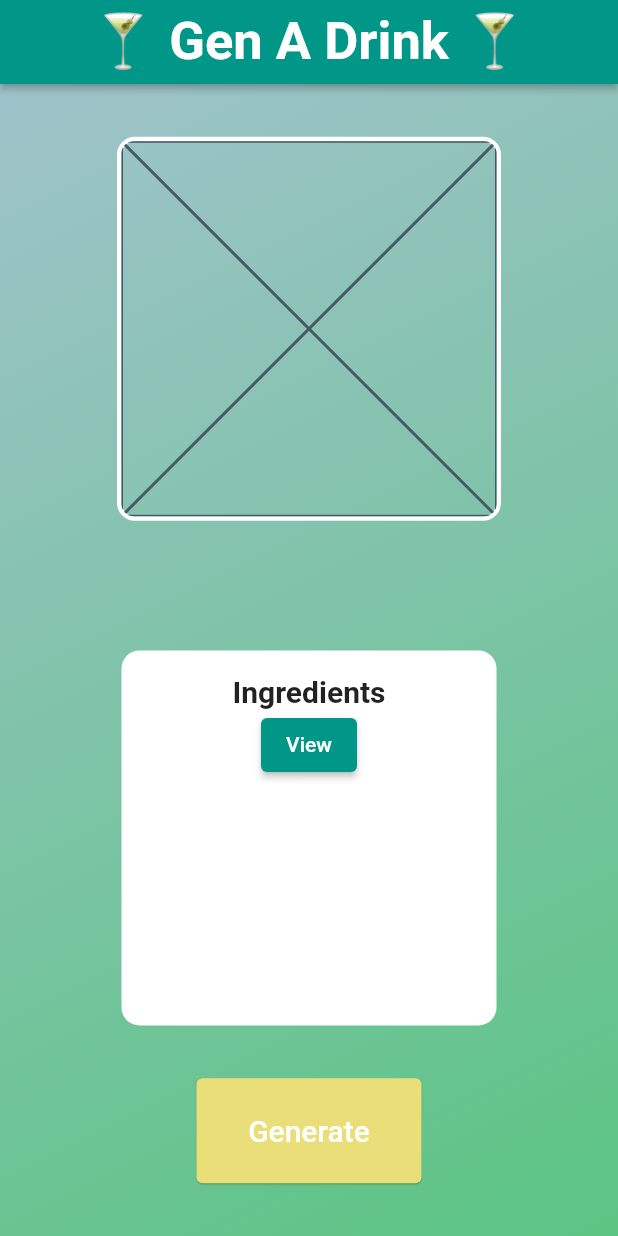
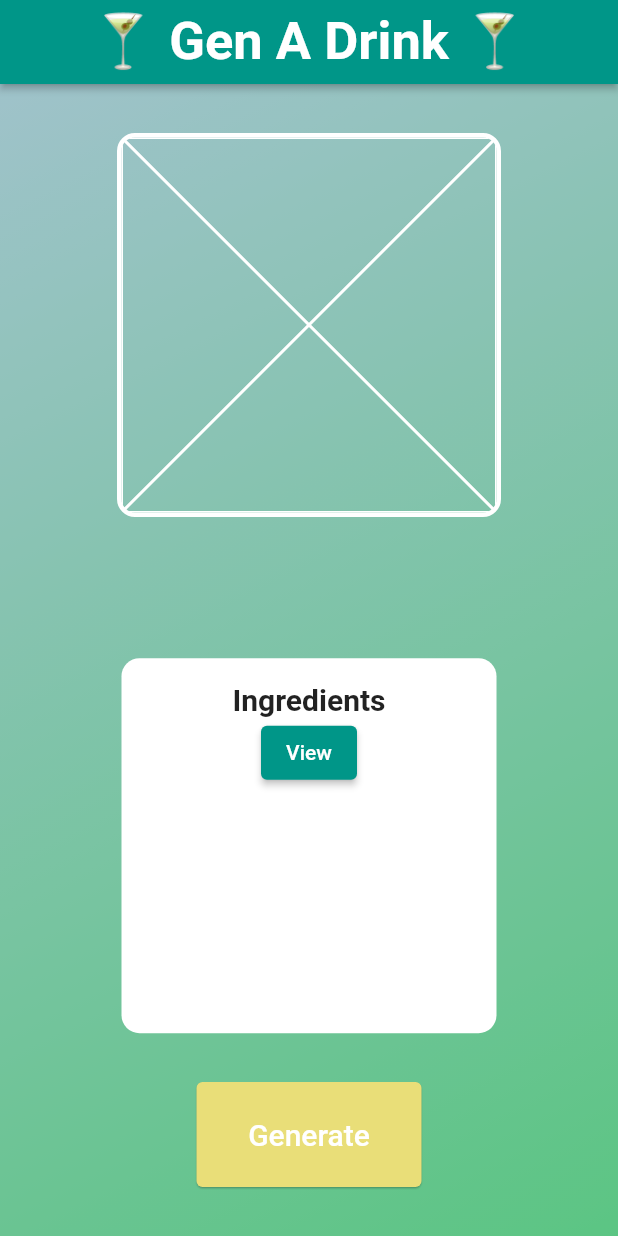
Before and after one commit to JunZhao20/cocktail-generator-FLUTTER, a Flutter app: the screen it shows after launch, after a tap on "Generate", on a phone screen of 412 x 824 dp. Run offline on Flutter 3.47's test engine with Material 2 defaults, Android fonts, the phone set to English and light mode, and no system bars; network calls fail.

Commit message:
created for loop and changed attr of texts

```diff
--- a/cocktail_app/lib/pages/home.dart
+++ b/cocktail_app/lib/pages/home.dart
@@ -12,6 +12,7 @@ class Homepage extends StatefulWidget {
 class _HomepageState extends State<Homepage> {
   late String drinkName;
   late String img;
+  List ingredients = [];
 
   void fetchCocktail(BuildContext context) async {
     final response = await http.get(
@@ -20,6 +21,11 @@ class _HomepageState extends State<Homepage> {
 
     if (response.statusCode == 200) {
       final data = jsonDecode(response.body);
+      for (var i = 17; i < 32; i++) {
+        if (data['drinks'][0][i] != null) {
+          ingredients.add(data['drinks'][0][i]);
+        }
+      }
       setState(() {
         drinkName = data['drinks'][0]['strDrink'];
         img = data['drinks'][0]['strDrinkThumb'];
@@ -28,9 +34,12 @@ class _HomepageState extends State<Homepage> {
       showDialog(
         context: context,
         builder: (BuildContext dialogContext) => AlertDialog(
-          title: Text("Drink Generated: $drinkName"),
-          content:
-              const Text('Other drink details or data can be displayed here'),
+          title: Text(
+            "Drink Generated!",
+            textAlign: TextAlign.center,
+          ),
+          content: Text('🍸 $drinkName 🍸\nPress view to see ingredients',
+              textAlign: TextAlign.center),
           actions: [
             TextButton(
               onPressed: () => Navigator.of(dialogContext).pop(),
@@ -99,13 +108,18 @@ class _HomepageState extends State<Homepage> {
                         ? Image.network(
                             img,
                           )
-                        : Placeholder(),
+                        : const Placeholder(
+                            color: Colors.white,
+                          ),
                   ),
                 ),
               ),
               Container(
-                decoration: const BoxDecoration(color: Colors.white),
-                child: Text('$drinkName'),
+                child: Text('$drinkName',
+                    style: const TextStyle(
+                        fontSize: 25,
+                        fontWeight: FontWeight.bold,
+                        decoration: TextDecoration.underline)),
               ),
               Container(
                 padding: const EdgeInsets.all(16.0),
@@ -126,6 +140,11 @@ class _HomepageState extends State<Homepage> {
                         ),
                       ),
                     ),
+                    // Container(
+                    //   child: Column(children: [
+                    //      Text()
+                    //   ],),
+                    // ),
                     ElevatedButton(
                       onPressed: () => {},
                       child: const Text('View'),
```
